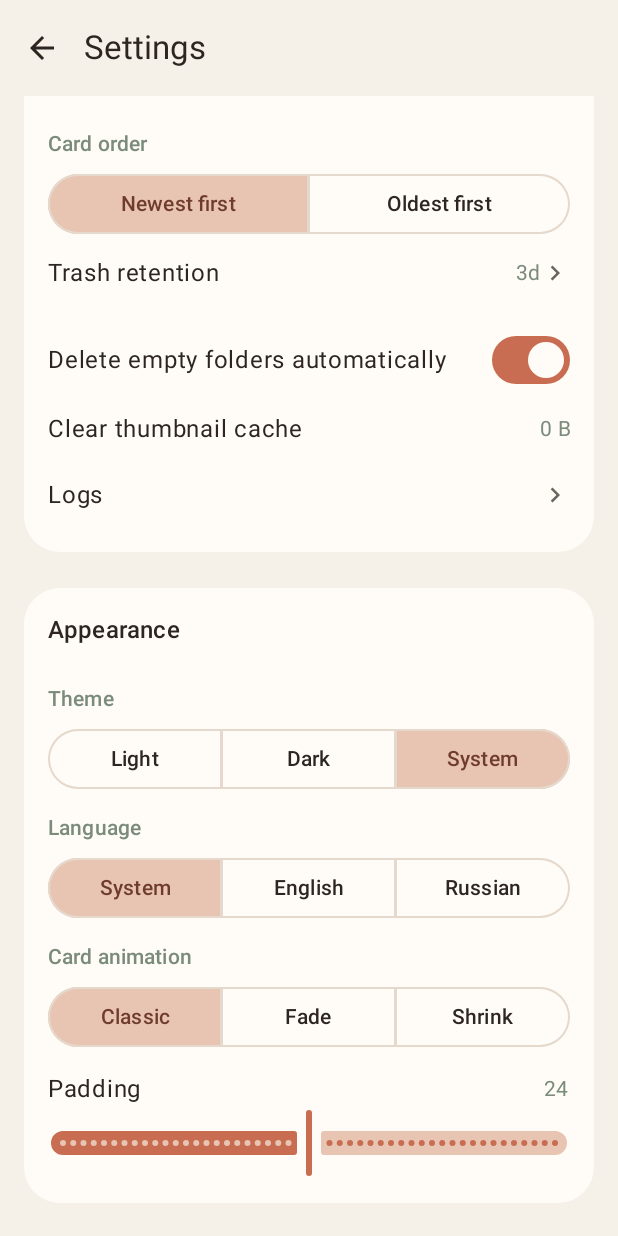
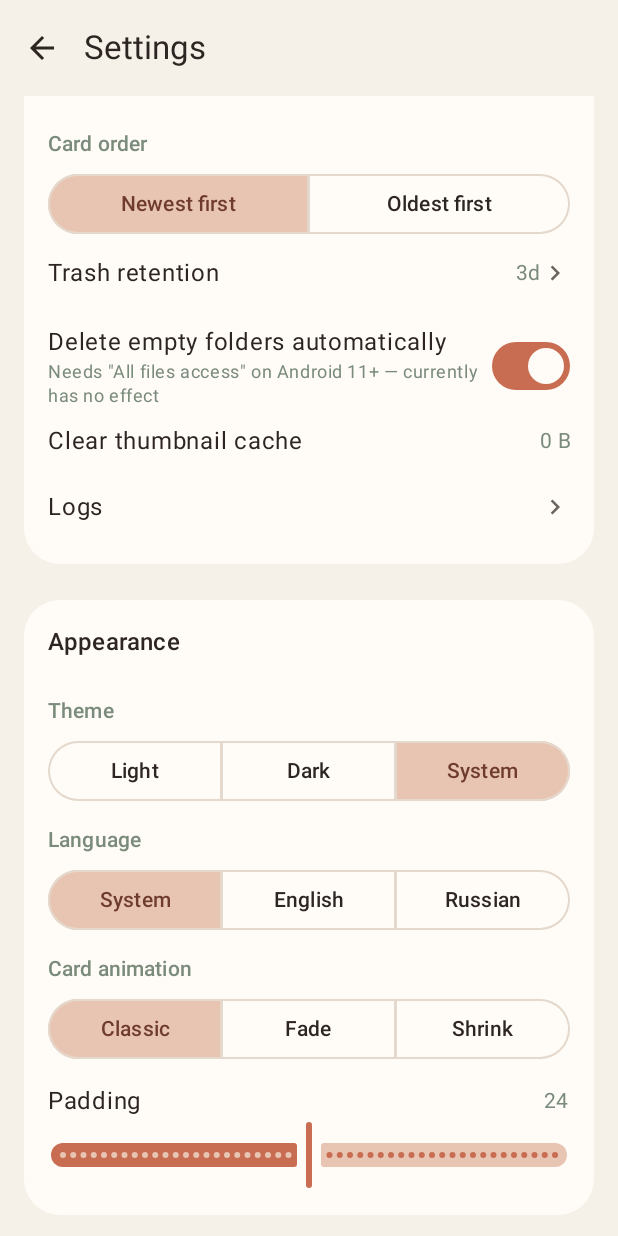
Before and after one commit to inikonoff/Roomie, an Android app built with Jetpack Compose: the SettingsScreen screen opened through its navigation route, scrolled down 532 dp, on a phone screen of 412 x 824 dp. Run offline under Robolectric (Android 15) with nearby library versions, the phone set to English and light mode, and no system bars; libraries missing offline, so code that uses them is left out: coil3.video.

```diff
--- a/app/src/main/java/com/roomie/app/ui/screens/settings/SettingsScreen.kt
+++ b/app/src/main/java/com/roomie/app/ui/screens/settings/SettingsScreen.kt
@@ -1,5 +1,6 @@
 package com.roomie.app.ui.screens.settings
 
+import android.os.Build
 import androidx.compose.foundation.background
 import androidx.compose.foundation.clickable
 import androidx.compose.foundation.layout.Box
@@ -198,6 +199,15 @@ fun SettingsScreen(
 
                 SwitchRow(
                     title = strings.autoDeleteEmptyFolders,
+                    // Scoped storage on Android 11+ gives no way to remove a folder Roomie doesn't
+                    // own without the separate, dangerous "All files access" permission, which this
+                    // app doesn't request — the toggle silently does nothing there. Honest about it
+                    // instead of pretending it works everywhere; still fully functional on 8–10.
+                    subtitle = if (Build.VERSION.SDK_INT >= Build.VERSION_CODES.R) {
+                        strings.autoDeleteEmptyFoldersUnavailable
+                    } else {
+                        null
+                    },
                     checked = settings.autoDeleteEmptyFolders,
                     onCheckedChange = viewModel::setAutoDeleteEmptyFolders,
                 )
--- a/app/src/main/java/com/roomie/app/ui/strings/AppStrings.kt
+++ b/app/src/main/java/com/roomie/app/ui/strings/AppStrings.kt
@@ -101,6 +101,7 @@ interface AppStrings {
     val noFoldersFoundYet: String
     val cancel: String
     val autoDeleteEmptyFolders: String
+    val autoDeleteEmptyFoldersUnavailable: String
     val clearThumbnailCache: String
     val enableSwipeLimit: String
     val unlockedLimitDisabled: String
@@ -117,6 +118,7 @@ interface AppStrings {
 
     // Trash folder
     fun trashTitle(count: Int): String
+    fun expiredTrashCount(count: Int): String
     val trashIsEmpty: String
     val restore: String
 
@@ -219,6 +221,7 @@ object EnglishStrings : AppStrings {
     override val noFoldersFoundYet = "No folders found yet."
     override val cancel = "Cancel"
     override val autoDeleteEmptyFolders = "Delete empty folders automatically"
+    override val autoDeleteEmptyFoldersUnavailable = "Needs \"All files access\" on Android 11+ — currently has no effect"
     override val clearThumbnailCache = "Clear thumbnail cache"
     override val enableSwipeLimit = "Enable swipe limit & monetization"
     override val unlockedLimitDisabled = "Unlocked — limit disabled"
@@ -233,6 +236,7 @@ object EnglishStrings : AppStrings {
     override val selectMoveFolderPrompt = "Choose a destination folder in Settings first"
 
     override fun trashTitle(count: Int) = "Trash ($count)"
+    override fun expiredTrashCount(count: Int) = "$count expired — tap Empty trash to free up space"
     override val trashIsEmpty = "Trash is empty."
     override val restore = "Restore"
 
@@ -335,6 +339,7 @@ object RussianStrings : AppStrings {
     override val noFoldersFoundYet = "Папки пока не найдены."
     override val cancel = "Отмена"
     override val autoDeleteEmptyFolders = "Удалять пустые папки автоматически"
+    override val autoDeleteEmptyFoldersUnavailable = "На Android 11+ нужен доступ «Все файлы» — сейчас ничего не делает"
     override val clearThumbnailCache = "Очистить кэш превью"
     override val enableSwipeLimit = "Включить лимит свайпов и монетизацию"
     override val unlockedLimitDisabled = "Разблокировано — лимит отключён"
@@ -349,6 +354,7 @@ object RussianStrings : AppStrings {
     override val selectMoveFolderPrompt = "Сначала выберите папку назначения в Настройках"
 
     override fun trashTitle(count: Int) = "Корзина ($count)"
+    override fun expiredTrashCount(count: Int) = "Просрочено: $count — нажмите «Очистить корзину», чтобы освободить место"
     override val trashIsEmpty = "Корзина пуста."
     override val restore = "Восстановить"
 
```
Also changed, not shown: app/src/main/java/com/roomie/app/ui/screens/trash/TrashFolderScreen.kt (+17 -16 lines).
